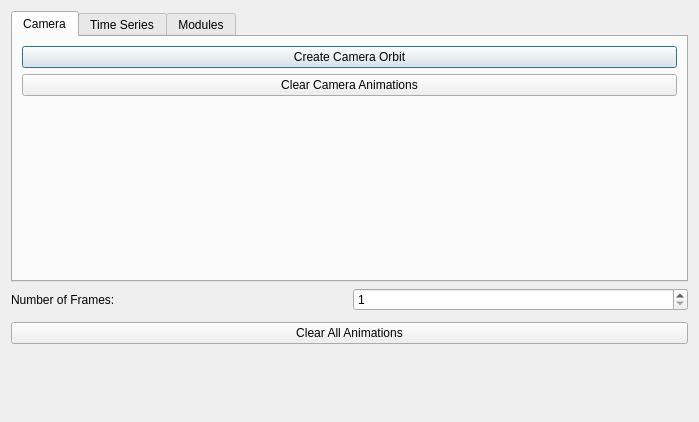
Qt form tomviz/AnimationHelperDialog.ui (OpenChemistry/tomviz) before a commit.
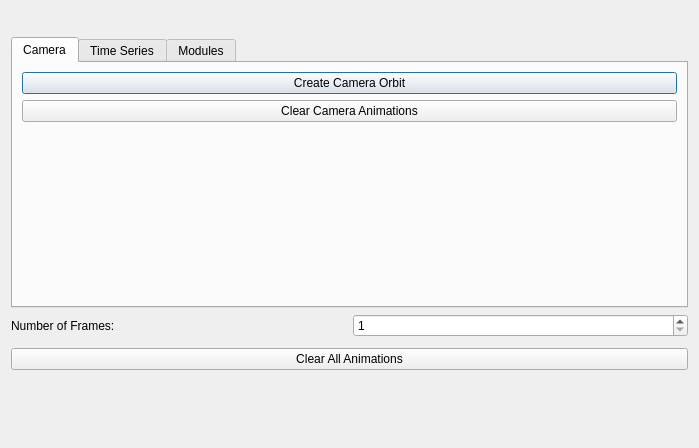
The same form after that commit. Custom widgets are drawn as their Qt base class.

Commit message:
Add extra VCR toolbar to animation helper
This is easier to access when creating animations.

Patch:
```diff
--- a/tomviz/AnimationHelperDialog.ui
+++ b/tomviz/AnimationHelperDialog.ui
@@ -7,14 +7,14 @@
     <x>0</x>
     <y>0</y>
     <width>699</width>
-    <height>422</height>
+    <height>448</height>
    </rect>
   </property>
   <property name="windowTitle">
    <string>Animation Helper</string>
   </property>
   <layout class="QGridLayout" name="gridLayout_3">
-   <item row="2" column="0">
+   <item row="3" column="0" colspan="2">
     <widget class="QLabel" name="numberOfFramesLabel">
      <property name="text">
       <string>Number of Frames:</string>
@@ -24,20 +24,69 @@
      </property>
     </widget>
    </item>
-   <item row="2" column="1">
-    <widget class="QSpinBox" name="numberOfFrames">
-     <property name="keyboardTracking">
-      <bool>false</bool>
-     </property>
-     <property name="minimum">
-      <number>1</number>
-     </property>
-     <property name="maximum">
-      <number>10000000</number>
+   <item row="0" column="1" colspan="2">
+    <widget class="pqVCRToolbar" name="vcrToolbar">
+     <property name="windowTitle">
+      <string>VCR Toolbar</string>
      </property>
     </widget>
    </item>
-   <item row="0" column="0" colspan="2">
+   <item row="4" column="1" colspan="2">
+    <spacer name="verticalSpacer_4">
+     <property name="orientation">
+      <enum>Qt::Vertical</enum>
+     </property>
+     <property name="sizeType">
+      <enum>QSizePolicy::Fixed</enum>
+     </property>
+     <property name="sizeHint" stdset="0">
+      <size>
+       <width>20</width>
+       <height>5</height>
+      </size>
+     </property>
+    </spacer>
+   </item>
+   <item row="6" column="1" colspan="2">
+    <spacer name="verticalSpacer">
+     <property name="orientation">
+      <enum>Qt::Vertical</enum>
+     </property>
+     <property name="sizeHint" stdset="0">
+      <size>
+       <width>20</width>
+       <height>40</height>
+      </size>
+     </property>
+    </spacer>
+   </item>
+   <item row="0" column="0">
+    <spacer name="horizontalSpacer">
+     <property name="orientation">
+      <enum>Qt::Horizontal</enum>
+     </property>
+     <property name="sizeHint" stdset="0">
+      <size>
+       <width>40</width>
+       <height>20</height>
+      </size>
+     </property>
+    </spacer>
+   </item>
+   <item row="0" column="3">
+    <spacer name="horizontalSpacer_2">
+     <property name="orientation">
+      <enum>Qt::Horizontal</enum>
+     </property>
+     <property name="sizeHint" stdset="0">
+      <size>
+       <width>40</width>
+       <height>20</height>
+      </size>
+     </property>
+    </spacer>
+   </item>
+   <item row="1" column="0" colspan="4">
     <widget class="QTabWidget" name="AnimationTypeTabWidget">
      <property name="currentIndex">
       <number>0</number>
@@ -268,44 +317,35 @@
      </widget>
     </widget>
    </item>
-   <item row="4" column="0" colspan="2">
+   <item row="3" column="2" colspan="2">
+    <widget class="QSpinBox" name="numberOfFrames">
+     <property name="keyboardTracking">
+      <bool>false</bool>
+     </property>
+     <property name="minimum">
+      <number>1</number>
+     </property>
+     <property name="maximum">
+      <number>10000000</number>
+     </property>
+    </widget>
+   </item>
+   <item row="5" column="0" colspan="4">
     <widget class="QPushButton" name="clearAllAnimations">
      <property name="text">
       <string>Clear All Animations</string>
      </property>
     </widget>
    </item>
-   <item row="3" column="0" colspan="2">
-    <spacer name="verticalSpacer_4">
-     <property name="orientation">
-      <enum>Qt::Vertical</enum>
-     </property>
-     <property name="sizeType">
-      <enum>QSizePolicy::Fixed</enum>
-     </property>
-     <property name="sizeHint" stdset="0">
-      <size>
-       <width>20</width>
-       <height>5</height>
-      </size>
-     </property>
-    </spacer>
-   </item>
-   <item row="5" column="0" colspan="2">
-    <spacer name="verticalSpacer">
-     <property name="orientation">
-      <enum>Qt::Vertical</enum>
-     </property>
-     <property name="sizeHint" stdset="0">
-      <size>
-       <width>20</width>
-       <height>40</height>
-      </size>
-     </property>
-    </spacer>
-   </item>
   </layout>
  </widget>
+ <customwidgets>
+  <customwidget>
+   <class>pqVCRToolbar</class>
+   <extends>QToolBar</extends>
+   <header>pqVCRToolbar.h</header>
+  </customwidget>
+ </customwidgets>
  <tabstops>
   <tabstop>AnimationTypeTabWidget</tabstop>
   <tabstop>createCameraOrbit</tabstop>
```
